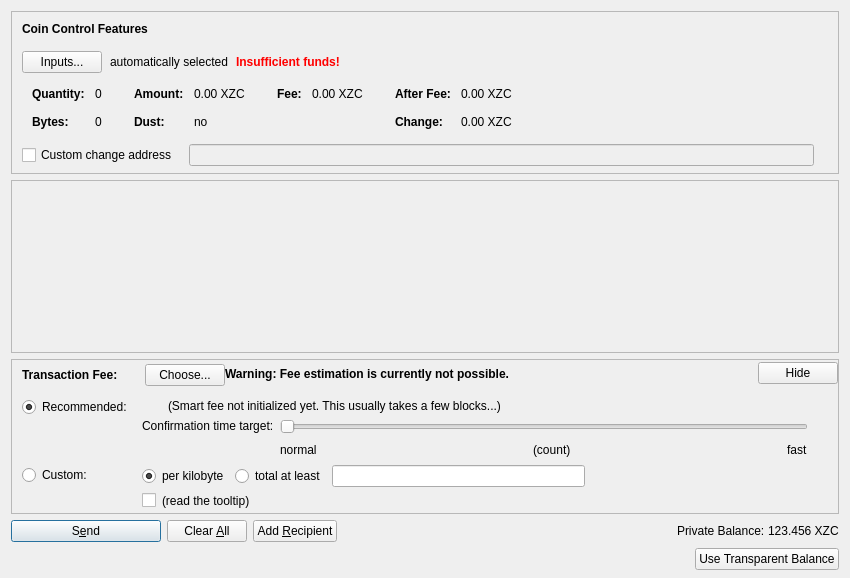
The window that src/qt/forms/sendcoinsdialog.ui (firoorg/firo) describes before a commit, drawn with Qt 5.
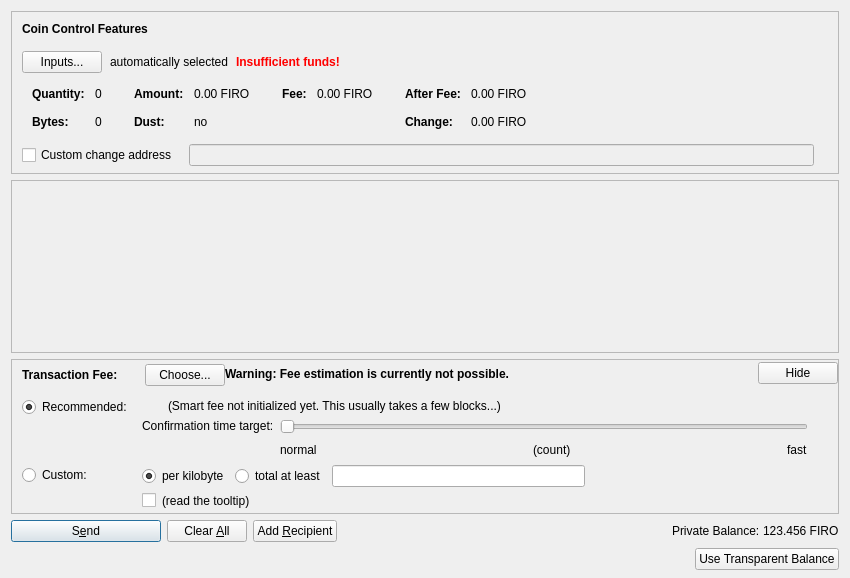
The same window after the commit. Icons and pictures are not drawn. Custom widgets are drawn as their Qt base class.

Commit message: Rename zcoin->firo

The edit to the form file:
```diff
--- a/src/qt/forms/sendcoinsdialog.ui
+++ b/src/qt/forms/sendcoinsdialog.ui
@@ -324,7 +324,7 @@
                   <enum>Qt::ActionsContextMenu</enum>
                  </property>
                  <property name="text">
-                  <string notr="true">0.00 XZC</string>
+                  <string notr="true">0.00 FIRO</string>
                  </property>
                  <property name="textInteractionFlags">
                   <set>Qt::LinksAccessibleByMouse|Qt::TextSelectableByKeyboard|Qt::TextSelectableByMouse</set>
@@ -404,7 +404,7 @@
                   <enum>Qt::ActionsContextMenu</enum>
                  </property>
                  <property name="text">
-                  <string notr="true">0.00 XZC</string>
+                  <string notr="true">0.00 FIRO</string>
                  </property>
                  <property name="textInteractionFlags">
                   <set>Qt::LinksAccessibleByMouse|Qt::TextSelectableByKeyboard|Qt::TextSelectableByMouse</set>
@@ -455,7 +455,7 @@
                   <enum>Qt::ActionsContextMenu</enum>
                  </property>
                  <property name="text">
-                  <string notr="true">0.00 XZC</string>
+                  <string notr="true">0.00 FIRO</string>
                  </property>
                  <property name="textInteractionFlags">
                   <set>Qt::LinksAccessibleByMouse|Qt::TextSelectableByKeyboard|Qt::TextSelectableByMouse</set>
@@ -484,7 +484,7 @@
                   <enum>Qt::ActionsContextMenu</enum>
                  </property>
                  <property name="text">
-                  <string notr="true">0.00 XZC</string>
+                  <string notr="true">0.00 FIRO</string>
                  </property>
                  <property name="textInteractionFlags">
                   <set>Qt::LinksAccessibleByMouse|Qt::TextSelectableByKeyboard|Qt::TextSelectableByMouse</set>
@@ -1312,7 +1312,7 @@
           <cursorShape>IBeamCursor</cursorShape>
          </property>
          <property name="text">
-          <string notr="true">123.456 XZC</string>
+          <string notr="true">123.456 FIRO</string>
          </property>
          <property name="textInteractionFlags">
           <set>Qt::LinksAccessibleByMouse|Qt::TextSelectableByKeyboard|Qt::TextSelectableByMouse</set>
```
Left out of the diff: 4 changed lines with no effect on the pictures. The commit also changes 377 other files.
